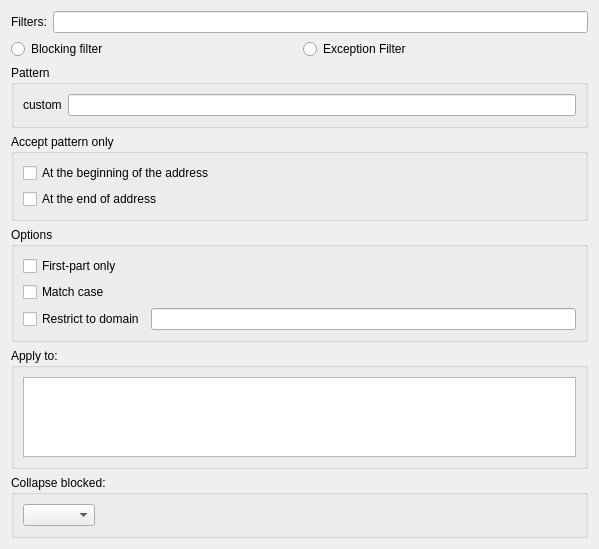
The window that messageviewer/src/adblock/ui/adblockcreatefilterwidget.ui (KDE/messagelib) describes before a commit, drawn with Qt 5.
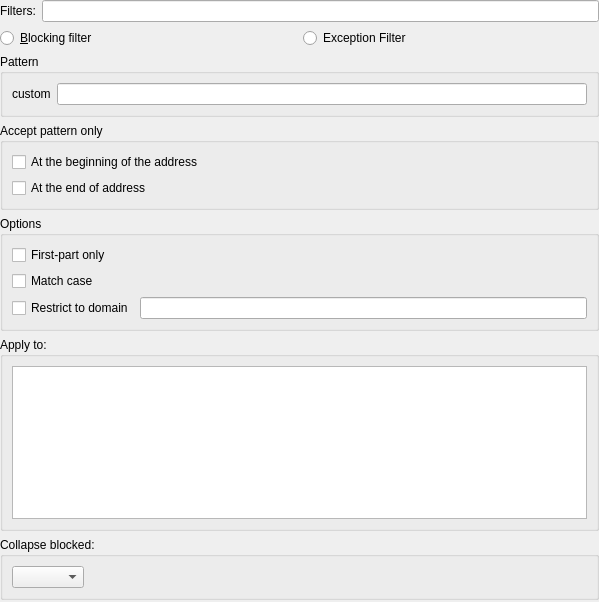
The same window after the commit.

Commit message: Remove duplicate margin

```diff
--- a/messageviewer/src/adblock/ui/adblockcreatefilterwidget.ui
+++ b/messageviewer/src/adblock/ui/adblockcreatefilterwidget.ui
@@ -7,10 +7,22 @@
     <x>0</x>
     <y>0</y>
     <width>599</width>
-    <height>549</height>
+    <height>602</height>
    </rect>
   </property>
   <layout class="QVBoxLayout" name="verticalLayout_3">
+   <property name="leftMargin">
+    <number>0</number>
+   </property>
+   <property name="topMargin">
+    <number>0</number>
+   </property>
+   <property name="rightMargin">
+    <number>0</number>
+   </property>
+   <property name="bottomMargin">
+    <number>0</number>
+   </property>
    <item>
     <layout class="QHBoxLayout" name="horizontalLayout">
      <item>
@@ -34,7 +46,7 @@
      <item>
       <widget class="QRadioButton" name="blockingFilter">
        <property name="text">
-        <string>Blocking filter</string>
+        <string>&amp;Blocking filter</string>
        </property>
       </widget>
      </item>
```
